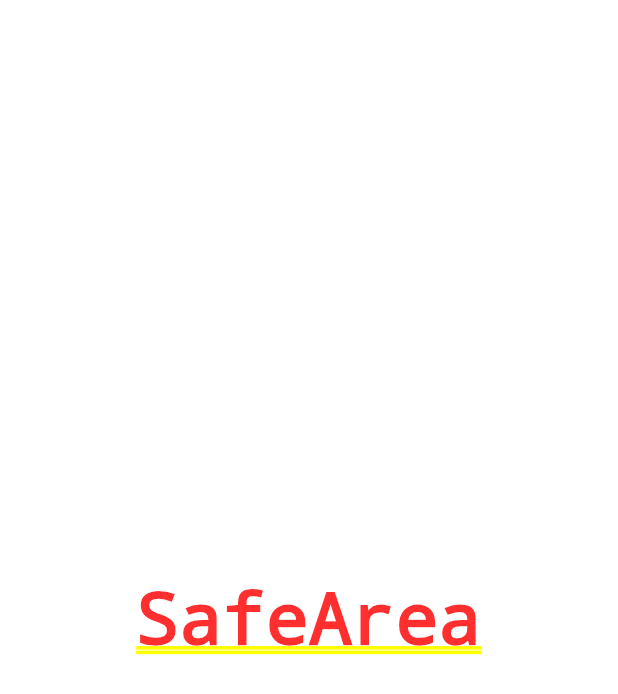
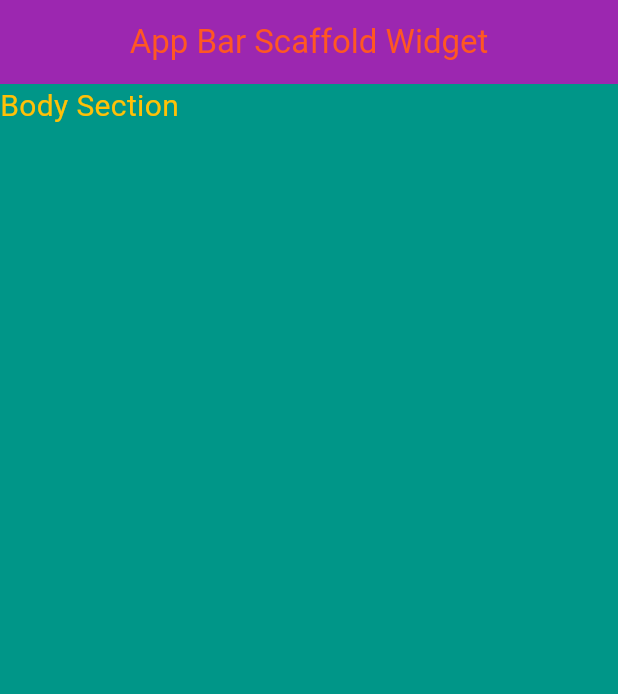
Before and after one commit to tarun1sisodia/Flutter, a Flutter app: the screen it shows after launch, on a phone screen of 412 x 824 dp. Shown: the top 694 px of the screen. Run offline on Flutter 3.47's test engine with Material 3 defaults, Android fonts, the phone set to English and light mode, and no system bars.

Commit message:
Scaffold basic Design

```diff
--- /dev/null
+++ b/big_brains/lib/ScaffolD.dart
@@ -0,0 +1,18 @@
+import 'package:flutter/material.dart';
+
+class ScaffolD extends StatelessWidget {
+const ScaffolD({ Key? key }) : super(key: key);
+
+  @override
+  Widget build(BuildContext context){
+    return Scaffold(
+      appBar: AppBar(
+        title: Text("App Bar Scaffold Widget",style: TextStyle(color: Colors.deepOrange),),
+        backgroundColor: Colors.purple,
+        centerTitle: true,
+      ),
+      body: Text("Body Section",style: TextStyle(fontSize: 20,color: Colors.amber),),
+      backgroundColor: Colors.teal,
+    );
+  }
+}
--- a/big_brains/lib/main.dart
+++ b/big_brains/lib/main.dart
@@ -1,4 +1,5 @@
 import 'package:big_brains/Safeare.dart';
+import 'package:big_brains/ScaffolD.dart';
 import 'package:flutter/material.dart';
 // import 'day1.dart';
 // import 'day2.dart';
@@ -14,7 +15,7 @@ class MainApp extends StatelessWidget {
   @override
   Widget build(BuildContext context) {
     return const MaterialApp(
-      home: Safeare(),
+      home: ScaffolD(),
       debugShowCheckedModeBanner: false,
     );
   }
```
